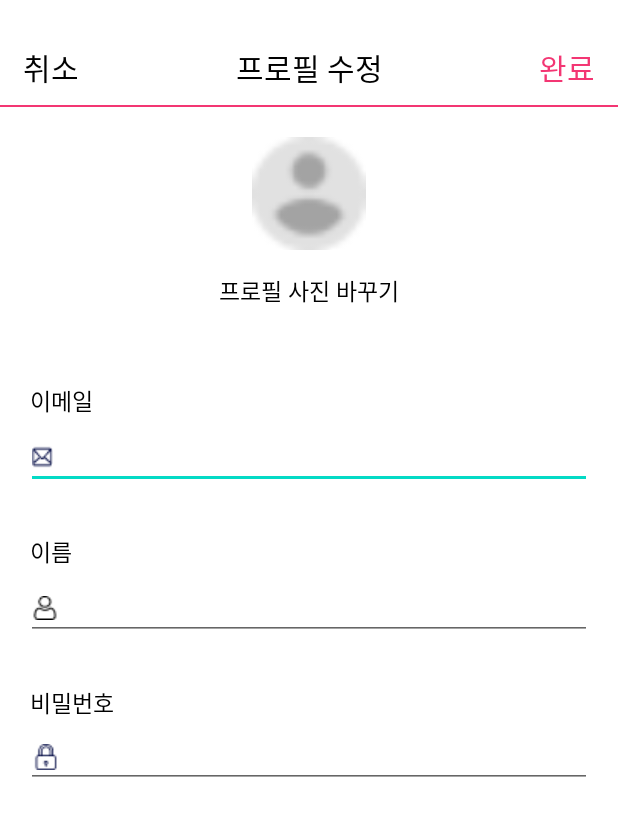
After one commit to OpenMindVv/FindingIdealTypeApp, an Android app: the ProfileEditActivity screen opened directly, with no data from a screen before it, on a phone screen of 412 x 824 dp. The commit adds this screen. Shown: the top 816 px of the screen. Run offline under Robolectric (Android 15) with nearby library versions, the phone set to English and light mode, and no system bars; pictures from the network do not load.

Commit message:
[ADD] 회원수정 화면 및 서버통신 코드 추가

```diff
--- a/app/src/main/java/com/example/findingidealtypeapp/userService/JoinFragment.java
+++ b/app/src/main/java/com/example/findingidealtypeapp/userService/JoinFragment.java
@@ -53,15 +53,14 @@ public class JoinFragment extends Fragment {
             @Override
             public void onClick(View v) {
                 if(!emailValidateCheck()) return;
-                //if(!nameValidateCheck()) return;
+                if(!nameValidateCheck()) return;
                 if(!passwordValidateCheck()) return;
-
                 setRetrofit();
                 join();
             }
         });
 
-        loginText.setOnClickListener(new View.OnClickListener() { // 회원가입 버튼 누를 때 이벤트
+        loginText.setOnClickListener(new View.OnClickListener() { // 로그인 버튼 누를 때 이벤트
             @Override
             public void onClick(View v) {
                 MainActivity activity = (MainActivity) getActivity();
--- /dev/null
+++ b/app/src/main/java/com/example/findingidealtypeapp/userService/ProfileEditActivity.java
@@ -0,0 +1,149 @@
+package com.example.findingidealtypeapp.userService;
+
+import android.app.Activity;
+import android.content.Intent;
+import android.os.Bundle;
+import android.view.View;
+import android.widget.EditText;
+import android.widget.TextView;
+import android.widget.Toast;
+
+import androidx.appcompat.app.AppCompatActivity;
+import androidx.fragment.app.FragmentTransaction;
+
+import com.example.findingidealtypeapp.MainActivity;
+import com.example.findingidealtypeapp.R;
+import com.example.findingidealtypeapp.userServiceApi.UserService;
+import com.example.findingidealtypeapp.userServiceApi.myPageService.MyPageResponse;
+import com.example.findingidealtypeapp.utility.Constants;
+import com.example.findingidealtypeapp.utility.TokenDTO;
+import com.google.gson.Gson;
+import com.google.gson.GsonBuilder;
+
+import java.util.concurrent.TimeUnit;
+
+import okhttp3.OkHttpClient;
+import retrofit2.Call;
+import retrofit2.Callback;
+import retrofit2.Response;
+import retrofit2.Retrofit;
+import retrofit2.converter.gson.GsonConverterFactory;
+
+public class ProfileEditActivity extends AppCompatActivity {
+
+    private TextView proFileEditText, cancelText, finishText;
+    private EditText emailEditText, nameEditText, passwordEditText;
+    private Retrofit retrofit;
+    private UserService userService;
+    MainActivity mainActivity = new MainActivity();
+
+    @Override
+    protected void onCreate(Bundle savedInstanceState) {
+        super.onCreate(savedInstanceState);
+        setContentView(R.layout.activity_profile_edit);
+        proFileEditText = findViewById(R.id.editProfileText);
+        emailEditText = findViewById(R.id.profile_edit_email);
+        nameEditText = findViewById(R.id.profile_edit_name);
+        passwordEditText = findViewById(R.id.profile_edit_password);
+        cancelText = findViewById(R.id.cancelText);
+        finishText = findViewById(R.id.finishText);
+
+
+        setRetrofit();
+        getUserProfile();// 유저 정보 가져오기
+
+        finishText.setOnClickListener(new View.OnClickListener() { // 완료텍스트 누를 때 이벤트
+            @Override
+            public void onClick(View v) {
+                setRetrofit();
+                editFinishProfile();
+                finish();
+                mainActivity.onFragmentChange(Constants.PROFILE_PAGE); // 수정완료하면 마이페이지로 가는데
+                // 현재 수정된 화면이 안되어서 나중에 수정해야할듯 다른 페이지를 보여주던지 해서
+
+            }
+        });
+        cancelText.setOnClickListener(new View.OnClickListener(){
+                @Override
+                public void onClick(View v){
+                    System.out.println("취소");
+                    finish();
+                }
+        });
+    }
+
+    private void editFinishProfile() {
+
+        String name = nameEditText.getText().toString();
+        String email = emailEditText.getText().toString();
+        String password = passwordEditText.getText().toString();
+
+        Call<String> call = userService.editProrfile(name, email, password);
+
+        call.enqueue(new Callback<String>() {
+            @Override
+            public void onResponse(Call<String> call, Response<String> response) {
+                String result = response.body();    // 웹서버로부터 응답받은 데이터가 들어있다.
+                if(result != null){ //
+                    System.out.println("성공");
+                    System.out.println(result);
+                    Toast.makeText(getApplicationContext(), "회원정보가 수정되었습니다.", Toast.LENGTH_SHORT).show();
+                }else{     // 로그인 실패
+                    System.out.println("실패");
+                    System.out.println(result);
+                }
+            }
+
+            @Override
+            public void onFailure(Call<String> call, Throwable t) { // 이거는 걍 통신에서 실패
+                System.out.println("통신실패");
+                System.out.println(t);
+            }
+        });
+    }
+
+    private void getUserProfile() {
+        System.out.println(TokenDTO.Token);
+        Call<MyPageResponse> call = userService.getProfile(TokenDTO.Token);
+
+        call.enqueue(new Callback<MyPageResponse>() {
+            @Override
+            public void onResponse(Call<MyPageResponse> call, Response<MyPageResponse> response) {
+                MyPageResponse result = response.body();    // 웹서버로부터 응답받은 데이터가 들어있다.
+                if(result != null){
+                    nameEditText.setText(result.getName());
+                    emailEditText.setText(result.getEmail());
+                    passwordEditText.setText(result.getPassword());
+                }
+                System.out.println("call= "+call);
+                System.out.println("result= "+result);
+            }
+            @Override
+            public void onFailure(Call<MyPageResponse> call, Throwable t) { // 이거는 걍 통신에서 실패
+                System.out.println("통신실패");
+                System.out.println(t);
+                System.out.println(call);
+            }
+        });
+    }
+
+    private void setRetrofit() {
+        OkHttpClient okHttpClient = new OkHttpClient().newBuilder()
+                .connectTimeout(1, TimeUnit.MINUTES)
+                .readTimeout(3, TimeUnit.SECONDS)
+                .writeTimeout(3, TimeUnit.SECONDS)
+                .build();
+
+        Gson gson = new GsonBuilder()
+                .setLenient()
+                .create();
+
+        retrofit = new Retrofit.Builder()
+                //.baseUrl("https://2fc39d2c-748a-42b0-8fda-cc926df84d08.mock.pstmn.io/")
+                //.client(okHttpClient)
+                .baseUrl("http://10.0.2.2:8080/")
+                .addConverterFactory(GsonConverterFactory.create(gson))
+                .build();
+        userService = retrofit.create(UserService.class);
+    }
+}
--- a/app/src/main/java/com/example/findingidealtypeapp/userService/idSearchActivity.java
+++ b/app/src/main/java/com/example/findingidealtypeapp/userService/idSearchActivity.java
@@ -48,7 +48,6 @@ public class idSearchActivity extends AppCompatActivity {
             email = inputEmail.getText().toString();
             setRetrofit();
             getUserPassword();
-
         }
     });
 }
--- a/app/src/main/java/com/example/findingidealtypeapp/userServiceApi/UserService.java
+++ b/app/src/main/java/com/example/findingidealtypeapp/userServiceApi/UserService.java
@@ -29,6 +29,10 @@ public interface UserService {
     Call<String> login(
             @Query("email") String email, @Query("password") String password);
 
+    @POST("user/editProfile")
+    Call<String> editProrfile(
+            @Query("name") String name, @Query("email") String email, @Query("password") String password);
+
     @PUT("user/create")
     Call<String> createUser(
             @Query("email") String email, @Query("password") String password, @Query("name") String name, @Query("follow") String follow, @Query("following") String following
--- /dev/null
+++ b/app/src/main/res/layout/activity_profile_edit.xml
@@ -0,0 +1,146 @@
+<?xml version="1.0" encoding="utf-8"?>
+<ScrollView xmlns:android="http://schemas.android.com/apk/res/android"
+    android:layout_width="match_parent"
+    android:layout_height="match_parent"
+    xmlns:tools="http://schemas.android.com/tools"
+    xmlns:app="http://schemas.android.com/apk/res-auto">
+
+    <LinearLayout
+        android:layout_width="match_parent"
+        android:layout_height="match_parent"
+        android:orientation="vertical">
+
+        <LinearLayout
+            android:layout_width="match_parent"
+            android:layout_height="wrap_content"
+            android:layout_marginTop="30dp"
+            android:orientation="horizontal">
+            <TextView
+                android:id="@+id/cancelText"
+                android:layout_width="wrap_content"
+                android:layout_height="wrap_content"
+                android:textColor="@color/black"
+                android:textSize="20dp"
+                android:layout_marginLeft="15dp"
+                android:text="취소" />
+        <TextView
+            android:id="@+id/joinText"
+            android:layout_width="wrap_content"
+            android:layout_height="wrap_content"
+            android:textColor="@color/black"
+            android:textSize="20dp"
+            android:gravity="center"
+            android:layout_weight="1"
+            android:text="프로필 수정" />
+
+            <TextView
+                android:id="@+id/finishText"
+                android:layout_width="wrap_content"
+                android:layout_height="wrap_content"
+                android:textColor="#F33673"
+                android:textSize="20dp"
+                android:gravity="end"
+                android:layout_marginRight="15dp"
+                android:text="완료" />
+        </LinearLayout>
+
+        <View
+            android:layout_width="fill_parent"
+            android:layout_height="1dp"
+            android:background="#F33673"
+            android:layout_gravity="center"
+            android:layout_marginTop="10dp"
+            android:layout_marginBottom="20dp"/>
+
+        <LinearLayout
+            android:layout_width="match_parent"
+            android:layout_height="match_parent"
+            android:orientation="horizontal"
+            android:gravity="center_horizontal">
+            <ImageView
+                android:id="@+id/profile_image"
+                android:layout_marginHorizontal="20dp"
+                android:layout_width="76dp"
+                android:layout_height="75dp"
+                android:background="@drawable/shape_circle_button"
+                android:scaleType="centerCrop"
+                app:srcCompat="@drawable/defaultprofile"
+                tools:ignore="MissingConstraints"
+                />
+        </LinearLayout>
+
+        <TextView
+            android:id="@+id/editProfileText"
+            android:layout_marginTop="15dp"
+            android:layout_width="match_parent"
+            android:layout_height="wrap_content"
+            android:gravity="center_horizontal"
+            android:text="프로필 사진 바꾸기"
+            android:textColor="@color/black"
+            android:textSize="15dp"></TextView>
+
+        3
+
+        <TextView
+            android:layout_marginTop="50dp"
+            android:layout_marginLeft="20dp"
+            android:layout_width="wrap_content"
+            android:layout_height="wrap_content"
+            android:text="이메일"
+            android:textColor="@color/black"
+            android:textSize="15dp"></TextView>
+
+        <EditText
+            android:id="@+id/profile_edit_email"
+            android:layout_marginTop="5dp"
+            android:layout_marginHorizontal="17dp"
+            android:layout_width="match_parent"
+            android:layout_height="wrap_content"
+            android:drawableLeft="@drawable/message"
+            android:ems="10"
+            android:textSize="15dp"
+            android:inputType="textEmailAddress" />
+
+        <TextView
+            android:layout_marginTop="30dp"
+            android:layout_marginLeft="20dp"
+            android:layout_width="wrap_content"
+            android:layout_height="wrap_content"
+            android:text="이름"
+            android:textColor="@color/black"
+            android:textSize="15dp"></TextView>
+
+        <EditText
+            android:id="@+id/profile_edit_name"
+            android:layout_marginTop="5dp"
+            android:layout_marginHorizontal="17dp"
+            android:layout_width="match_parent"
+            android:layout_height="wrap_content"
+            android:drawableLeft="@drawable/user"
+            android:ems="10"
+            android:textSize="15dp"
+            android:inputType="text" />
+
+
+        <TextView
+            android:layout_marginTop="30dp"
+            android:layout_marginLeft="20dp"
+            android:layout_width="wrap_content"
+            android:layout_height="wrap_content"
+            android:text="비밀번호"
+            android:textColor="@color/black"
+            android:textSize="15dp"></TextView>
+
+        <EditText
+            android:id="@+id/profile_edit_password"
+            android:layout_marginTop="5dp"
+            android:layout_marginHorizontal="17dp"
+            android:layout_width="match_parent"
+            android:layout_height="wrap_content"
+            android:ems="10"
+            android:drawableLeft="@drawable/padlock"
+            android:textSize="14dp"
+            android:inputType="text"/>
+
+    </LinearLayout>
+</ScrollView>
--- /dev/null
+++ b/app/src/main/res/values-land/dimens.xml
@@ -0,0 +1,3 @@
+<resources>
+      <dimen name="fab_margin">48dp</dimen>
+   </resources>
--- /dev/null
+++ b/app/src/main/res/values-w1240dp/dimens.xml
@@ -0,0 +1,3 @@
+<resources>
+      <dimen name="fab_margin">200dp</dimen>
+   </resources>
--- /dev/null
+++ b/app/src/main/res/values-w600dp/dimens.xml
@@ -0,0 +1,3 @@
+<resources>
+      <dimen name="fab_margin">48dp</dimen>
+   </resources>
--- /dev/null
+++ b/app/src/main/res/values/dimens.xml
@@ -0,0 +1,3 @@
+<resources>
+      <dimen name="fab_margin">16dp</dimen>
+   </resources>
--- a/app/src/main/res/values/themes.xml
+++ b/app/src/main/res/values/themes.xml
@@ -15,4 +15,11 @@
         <item name="windowActionBar">false</item>
         <item name="windowNoTitle">true</item>
     </style>
+    <style name="Theme.FindingIdealTypeApp.NoActionBar">
+        <item name="windowActionBar">false</item>
+        <item name="windowNoTitle">true</item>
+    </style>
+    <style name="Theme.FindingIdealTypeApp.AppBarOverlay"
+        parent="ThemeOverlay.AppCompat.Dark.ActionBar" />
+    <style name="Theme.FindingIdealTypeApp.PopupOverlay" parent="ThemeOverlay.AppCompat.Light" />
 </resources>
```
Also changed, not shown: app/build.gradle (+8 -0 lines), app/src/main/AndroidManifest.xml (+9 -4 lines), app/src/main/java/com/example/findingidealtypeapp/userService/ProfileFragment.java (+152 -135 lines), app/src/main/res/layout/activity_password_dialog.xml (deleted, +0 -50 lines), app/src/main/res/navigation/nav_graph.xml (added, +28 -0 lines), app/src/main/res/values/strings.xml (+9 -0 lines).
